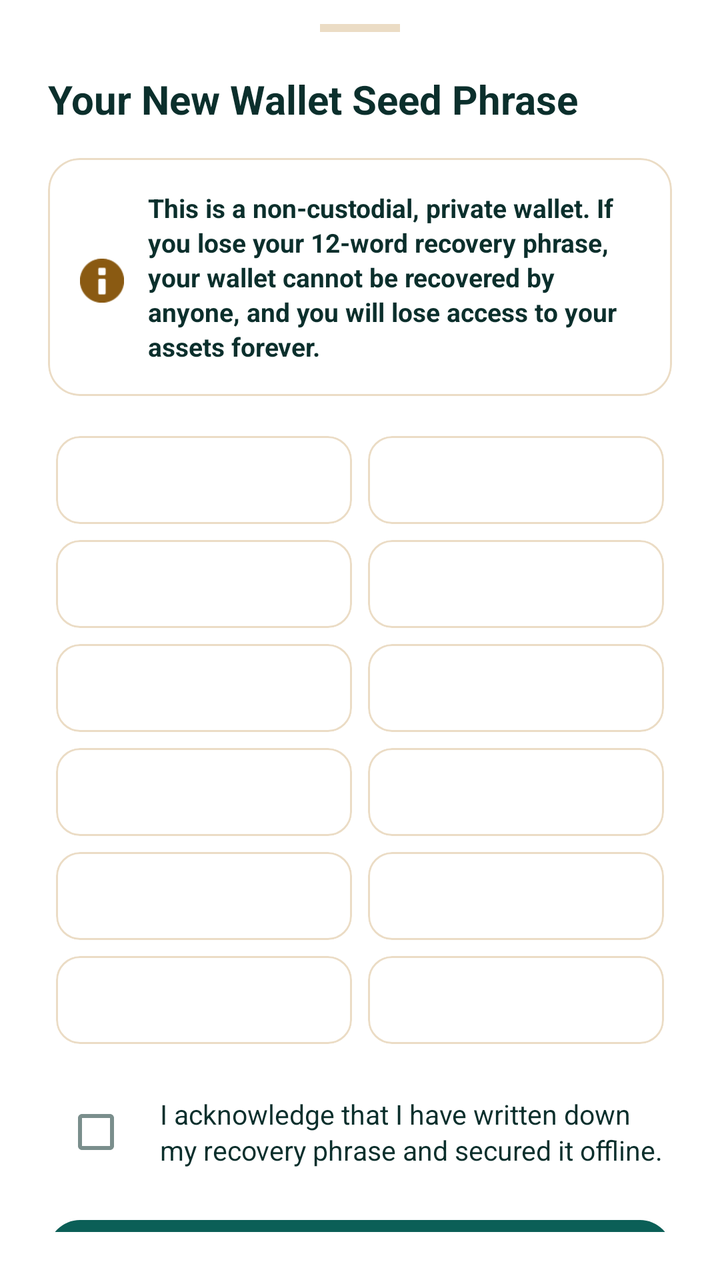
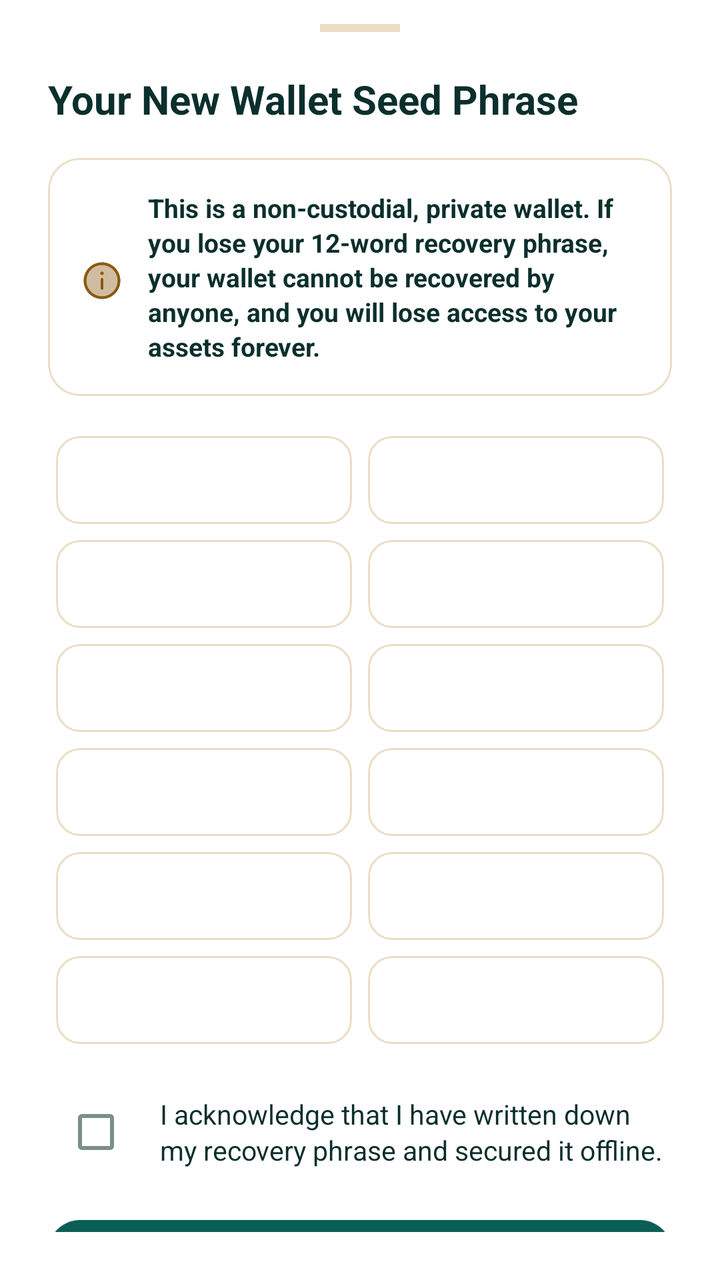

Before-and-after screenshots of an Android layout around one commit, followed by the original layout XML and the change that was made.
<!-- AndroidManifest.xml: application theme AppTheme -->
<!-- res/layout/bottom_sheet_recovery_phrase.xml -->
<LinearLayout
	xmlns:android="http://schemas.android.com/apk/res/android"
	xmlns:app="http://schemas.android.com/apk/res-auto"
	xmlns:tools="http://schemas.android.com/tools"
	android:id="@+id/sheet_root"
	android:layout_width="match_parent"
	android:layout_height="wrap_content"
	android:background="?attr/colorSurface"
	android:orientation="vertical">
	<LinearLayout
		android:id="@+id/linear93"
		android:layout_width="match_parent"
		android:layout_height="match_parent"
		android:paddingLeft="24dp"
		android:paddingTop="12dp"
		android:paddingRight="24dp"
		android:paddingBottom="24dp"
		android:background="@android:color/transparent"
		android:orientation="vertical">
		<View
			android:id="@+id/view71"
			android:layout_width="40dp"
			android:layout_height="4dp"
			android:layout_marginBottom="20dp"
			android:background="@color/colorCardStroke"
			android:layout_gravity="center_horizontal" />
		<TextView
			android:id="@+id/tv_title"
			android:layout_width="match_parent"
			android:layout_height="wrap_content"
			android:layout_marginBottom="16dp"
			android:text="Your New Wallet Seed Phrase"
			android:textSize="20sp"
			android:textStyle="bold"
			android:focusable="false" />
		<com.google.android.material.card.MaterialCardView
			android:id="@+id/cardview20"
			android:layout_width="match_parent"
			android:layout_height="wrap_content"
			android:layout_marginBottom="16dp"
			app:cardBackgroundColor="@color/colorSurface"
			app:cardCornerRadius="16dp"
			app:cardElevation="0dp"
			app:strokeWidth="1dp"
			app:strokeColor="@color/colorCardStroke">
			<LinearLayout
				android:id="@+id/linear72"
				android:layout_width="match_parent"
				android:layout_height="wrap_content"
				android:padding="16dp"
				android:gravity="center_vertical"
				android:orientation="horizontal">
				<com.google.android.material.imageview.ShapeableImageView
					android:id="@+id/imageview8"
					android:layout_width="22dp"
					android:layout_height="22dp"
					android:layout_marginTop="2dp"
					android:scaleType="centerInside"
					android:src="@android:drawable/ic_dialog_info"
					android:focusable="false"
					android:layout_marginEnd="12dp"
					app:tint="@color/colorWarningDark" />
				<TextView
					android:id="@+id/textview10"
					android:layout_width="0dp"
					android:layout_height="wrap_content"
					android:text="This is a non-custodial, private wallet. If you lose your 12-word recovery phrase, your wallet cannot be recovered by anyone, and you will lose access to your assets forever."
					android:textSize="13sp"
					android:textStyle="bold"
					android:layout_weight="1"
					android:focusable="false"
					android:lineSpacingExtra="2dp" />
			</LinearLayout>
		</com.google.android.material.card.MaterialCardView>
		<LinearLayout
			android:id="@+id/linear73"
			android:layout_width="match_parent"
			android:layout_height="wrap_content"
			android:layout_marginBottom="16dp"
			android:orientation="vertical">
			<LinearLayout
				android:id="@+id/linear74"
				android:layout_width="match_parent"
				android:layout_height="wrap_content"
				android:orientation="horizontal">
				<com.google.android.material.card.MaterialCardView
					android:id="@+id/cardview21"
					android:layout_width="0dp"
					android:layout_height="44dp"
					android:layout_margin="4dp"
					app:cardBackgroundColor="@color/colorSurface"
					android:layout_weight="1"
					app:cardCornerRadius="12dp"
					app:cardElevation="0dp"
					app:strokeColor="@color/colorCardStroke"
					app:strokeWidth="1dp">
					<LinearLayout
						android:id="@+id/linear75"
						android:layout_width="match_parent"
						android:layout_height="match_parent"
						android:gravity="center_vertical"
						android:orientation="horizontal"
						android:paddingStart="12dp"
						android:paddingEnd="12dp">
						<TextView
							android:id="@+id/tv_num_1"
							android:layout_width="wrap_content"
							android:layout_height="wrap_content"
							android:textSize="13sp"
							android:textStyle="bold"
							android:focusable="false" />
						<TextView
							android:id="@+id/tv_word_1"
							android:layout_width="wrap_content"
							android:layout_height="wrap_content"
							android:gravity="center_vertical"
							android:textSize="15sp"
							android:textStyle="bold"
							android:focusable="false"
							android:layout_marginStart="8dp" />
					</LinearLayout>
				</com.google.android.material.card.MaterialCardView>
				<com.google.android.material.card.MaterialCardView
					android:id="@+id/cardview22"
					android:layout_width="0dp"
					android:layout_height="44dp"
					android:layout_margin="4dp"
					app:cardBackgroundColor="@color/colorSurface"
					android:layout_weight="1"
					app:cardCornerRadius="12dp"
					app:cardElevation="0dp"
					app:strokeColor="@color/colorCardStroke"
					app:strokeWidth="1dp">
					<LinearLayout
						android:id="@+id/linear76"
						android:layout_width="match_parent"
						android:layout_height="match_parent"
						android:gravity="center_vertical"
						android:orientation="horizontal"
						android:paddingStart="12dp"
						android:paddingEnd="12dp">
						<TextView
							android:id="@+id/tv_num_2"
							android:layout_width="wrap_content"
							android:layout_height="wrap_content"
							android:textSize="13sp"
							android:textStyle="bold"
							android:focusable="false" />
						<TextView
							android:id="@+id/tv_word_2"
							android:layout_width="wrap_content"
							android:layout_height="wrap_content"
							android:textSize="15sp"
							android:textStyle="bold"
							android:focusable="false"
							android:layout_marginStart="8dp" />
					</LinearLayout>
				</com.google.android.material.card.MaterialCardView>
			</LinearLayout>
			<LinearLayout
				android:id="@+id/linear77"
				android:layout_width="match_parent"
				android:layout_height="wrap_content"
				android:orientation="horizontal">
				<com.google.android.material.card.MaterialCardView
					android:id="@+id/cardview23"
					android:layout_width="0dp"
					android:layout_height="44dp"
					android:layout_margin="4dp"
					app:cardBackgroundColor="@color/colorSurface"
					android:layout_weight="1"
					app:cardCornerRadius="12dp"
					app:cardElevation="0dp"
					app:strokeColor="@color/colorCardStroke"
					app:strokeWidth="1dp">
					<LinearLayout
						android:id="@+id/linear78"
						android:layout_width="match_parent"
						android:layout_height="match_parent"
						android:gravity="center_vertical"
						android:orientation="horizontal"
						android:paddingStart="12dp"
						android:paddingEnd="12dp">
						<TextView
							android:id="@+id/tv_num_3"
							android:layout_width="wrap_content"
							android:layout_height="wrap_content"
							android:textSize="13sp"
							android:textStyle="bold"
							android:focusable="false" />
						<TextView
							android:id="@+id/tv_word_3"
							android:layout_width="wrap_content"
							android:layout_height="wrap_content"
							android:textSize="15sp"
							android:textStyle="bold"
							android:focusable="false"
							android:layout_marginStart="8dp" />
					</LinearLayout>
				</com.google.android.material.card.MaterialCardView>
				<com.google.android.material.card.MaterialCardView
					android:id="@+id/cardview24"
					android:layout_width="0dp"
					android:layout_height="44dp"
					android:layout_margin="4dp"
					app:cardBackgroundColor="@color/colorSurface"
					android:layout_weight="1"
					app:cardCornerRadius="12dp"
					app:cardElevation="0dp"
					app:strokeColor="@color/colorCardStroke"
					app:strokeWidth="1dp">
					<LinearLayout
						android:id="@+id/linear79"
						android:layout_width="match_parent"
						android:layout_height="match_parent"
						android:gravity="center_vertical"
						android:orientation="horizontal"
						android:paddingStart="12dp"
						android:paddingEnd="12dp">
						<TextView
							android:id="@+id/tv_num_4"
							android:layout_width="wrap_content"
							android:layout_height="wrap_content"
							android:textSize="13sp"
							android:textStyle="bold"
							android:focusable="false" />
						<TextView
							android:id="@+id/tv_word_4"
							android:layout_width="wrap_content"
							android:layout_height="wrap_content"
							android:textSize="15sp"
							android:textStyle="bold"
							android:focusable="false"
							android:layout_marginStart="8dp" />
					</LinearLayout>
				</com.google.android.material.card.MaterialCardView>
			</LinearLayout>
			<LinearLayout
				android:id="@+id/linear80"
				android:layout_width="match_parent"
				android:layout_height="wrap_content"
				android:orientation="horizontal">
				<com.google.android.material.card.MaterialCardView
					android:id="@+id/cardview25"
					android:layout_width="0dp"
					android:layout_height="44dp"
					android:layout_margin="4dp"
					app:cardBackgroundColor="@color/colorSurface"
					android:layout_weight="1"
					app:cardCornerRadius="12dp"
					app:cardElevation="0dp"
					app:strokeColor="@color/colorCardStroke"
					app:strokeWidth="1dp">
					<LinearLayout
						android:id="@+id/linear81"
						android:layout_width="match_parent"
						android:layout_height="match_parent"
						android:gravity="center_vertical"
						android:orientation="horizontal"
						android:paddingStart="12dp"
						android:paddingEnd="12dp">
						<TextView
							android:id="@+id/tv_num_5"
							android:layout_width="wrap_content"
							android:layout_height="wrap_content"
							android:textSize="13sp"
							android:textStyle="bold"
							android:focusable="false" />
						<TextView
							android:id="@+id/tv_word_5"
							android:layout_width="wrap_content"
							android:layout_height="wrap_content"
							android:textSize="15sp"
							android:textStyle="bold"
							android:focusable="false"
							android:layout_marginStart="8dp" />
					</LinearLayout>
				</com.google.android.material.card.MaterialCardView>
				<com.google.android.material.card.MaterialCardView
					android:id="@+id/cardview26"
					android:layout_width="0dp"
					android:layout_height="44dp"
					android:layout_margin="4dp"
					app:cardBackgroundColor="@color/colorSurface"
					android:layout_weight="1"
					app:cardCornerRadius="12dp"
					app:cardElevation="0dp"
					app:strokeColor="@color/colorCardStroke"
					app:strokeWidth="1dp">
					<LinearLayout
						android:id="@+id/linear82"
						android:layout_width="match_parent"
						android:layout_height="match_parent"
						android:gravity="center_vertical"
						android:orientation="horizontal"
						android:paddingStart="12dp"
						android:paddingEnd="12dp">
						<TextView
							android:id="@+id/tv_num_6"
							android:layout_width="wrap_content"
							android:layout_height="wrap_content"
							android:textSize="13sp"
							android:textStyle="bold"
							android:focusable="false" />
						<TextView
							android:id="@+id/tv_word_6"
							android:layout_width="wrap_content"
							android:layout_height="wrap_content"
							android:textSize="15sp"
							android:textStyle="bold"
							android:focusable="false"
							android:layout_marginStart="8dp" />
					</LinearLayout>
				</com.google.android.material.card.MaterialCardView>
			</LinearLayout>
			<LinearLayout
				android:id="@+id/linear83"
				android:layout_width="match_parent"
				android:layout_height="wrap_content"
				android:orientation="horizontal">
				<com.google.android.material.card.MaterialCardView
					android:id="@+id/cardview27"
					android:layout_width="0dp"
					android:layout_height="44dp"
					android:layout_margin="4dp"
					app:cardBackgroundColor="@color/colorSurface"
					android:layout_weight="1"
					app:cardCornerRadius="12dp"
					app:cardElevation="0dp"
					app:strokeColor="@color/colorCardStroke"
					app:strokeWidth="1dp">
					<LinearLayout
						android:id="@+id/linear84"
						android:layout_width="match_parent"
						android:layout_height="match_parent"
						android:gravity="center_vertical"
						android:orientation="horizontal"
						android:paddingStart="12dp"
						android:paddingEnd="12dp">
						<TextView
							android:id="@+id/tv_num_7"
							android:layout_width="wrap_content"
							android:layout_height="wrap_content"
							android:textSize="13sp"
							android:textStyle="bold"
							android:focusable="false" />
						<TextView
							android:id="@+id/tv_word_7"
							android:layout_width="wrap_content"
							android:layout_height="wrap_content"
							android:textSize="15sp"
							android:textStyle="bold"
							android:focusable="false"
							android:layout_marginStart="8dp" />
					</LinearLayout>
				</com.google.android.material.card.MaterialCardView>
				<com.google.android.material.card.MaterialCardView
					android:id="@+id/cardview28"
					android:layout_width="0dp"
					android:layout_height="44dp"
					android:layout_margin="4dp"
					app:cardBackgroundColor="@color/colorSurface"
					android:layout_weight="1"
					app:cardCornerRadius="12dp"
					app:cardElevation="0dp"
					app:strokeColor="@color/colorCardStroke"
					app:strokeWidth="1dp">
					<LinearLayout
						android:id="@+id/linear85"
						android:layout_width="match_parent"
						android:layout_height="match_parent"
						android:gravity="center_vertical"
						android:orientation="horizontal"
						android:paddingStart="12dp"
						android:paddingEnd="12dp">
						<TextView
							android:id="@+id/tv_num_8"
							android:layout_width="wrap_content"
							android:layout_height="wrap_content"
							android:textSize="13sp"
							android:textStyle="bold"
							android:focusable="false" />
						<TextView
							android:id="@+id/tv_word_8"
							android:layout_width="wrap_content"
							android:layout_height="wrap_content"
							android:textSize="15sp"
							android:textStyle="bold"
							android:focusable="false"
							android:layout_marginStart="8dp" />
					</LinearLayout>
				</com.google.android.material.card.MaterialCardView>
			</LinearLayout>
			<LinearLayout
				android:id="@+id/linear86"
				android:layout_width="match_parent"
				android:layout_height="wrap_content"
				android:orientation="horizontal">
				<com.google.android.material.card.MaterialCardView
					android:id="@+id/cardview29"
					android:layout_width="0dp"
					android:layout_height="44dp"
					android:layout_margin="4dp"
					app:cardBackgroundColor="@color/colorSurface"
					android:layout_weight="1"
					app:cardCornerRadius="12dp"
					app:cardElevation="0dp"
					app:strokeColor="@color/colorCardStroke"
					app:strokeWidth="1dp">
					<LinearLayout
						android:id="@+id/linear87"
						android:layout_width="match_parent"
						android:layout_height="match_parent"
						android:gravity="center_vertical"
						android:orientation="horizontal"
						android:paddingStart="12dp"
						android:paddingEnd="12dp">
						<TextView
							android:id="@+id/tv_num_9"
							android:layout_width="wrap_content"
							android:layout_height="wrap_content"
							android:textSize="13sp"
							android:textStyle="bold"
							android:focusable="false" />
						<TextView
							android:id="@+id/tv_word_9"
							android:layout_width="wrap_content"
							android:layout_height="wrap_content"
							android:textSize="15sp"
							android:textStyle="bold"
							android:focusable="false"
							android:layout_marginStart="8dp" />
					</LinearLayout>
				</com.google.android.material.card.MaterialCardView>
				<com.google.android.material.card.MaterialCardView
					android:id="@+id/cardview30"
					android:layout_width="0dp"
					android:layout_height="44dp"
					android:layout_margin="4dp"
					app:cardBackgroundColor="@color/colorSurface"
					android:layout_weight="1"
					app:cardCornerRadius="12dp"
					app:cardElevation="0dp"
					app:strokeColor="@color/colorCardStroke"
					app:strokeWidth="1dp">
					<LinearLayout
						android:id="@+id/linear88"
						android:layout_width="match_parent"
						android:layout_height="match_parent"
						android:gravity="center_vertical"
						android:orientation="horizontal"
						android:paddingStart="12dp"
						android:paddingEnd="12dp">
						<TextView
							android:id="@+id/tv_num_10"
							android:layout_width="wrap_content"
							android:layout_height="wrap_content"
							android:textSize="13sp"
							android:textStyle="bold"
							android:focusable="false" />
						<TextView
							android:id="@+id/tv_word_10"
							android:layout_width="wrap_content"
							android:layout_height="wrap_content"
							android:textSize="15sp"
							android:textStyle="bold"
							android:focusable="false"
							android:layout_marginStart="8dp" />
					</LinearLayout>
				</com.google.android.material.card.MaterialCardView>
			</LinearLayout>
			<LinearLayout
				android:id="@+id/linear89"
				android:layout_width="match_parent"
				android:layout_height="wrap_content"
				android:orientation="horizontal">
				<com.google.android.material.card.MaterialCardView
					android:id="@+id/cardview31"
					android:layout_width="0dp"
					android:layout_height="44dp"
					android:layout_margin="4dp"
					app:cardBackgroundColor="@color/colorSurface"
					android:layout_weight="1"
					app:cardCornerRadius="12dp"
					app:cardElevation="0dp"
					app:strokeColor="@color/colorCardStroke"
					app:strokeWidth="1dp">
					<LinearLayout
						android:id="@+id/linear90"
						android:layout_width="match_parent"
						android:layout_height="match_parent"
						android:gravity="center_vertical"
						android:orientation="horizontal"
						android:paddingStart="12dp"
						android:paddingEnd="12dp">
						<TextView
							android:id="@+id/tv_num_11"
							android:layout_width="wrap_content"
							android:layout_height="wrap_content"
							android:textSize="13sp"
							android:textStyle="bold"
							android:focusable="false" />
						<TextView
							android:id="@+id/tv_word_11"
							android:layout_width="wrap_content"
							android:layout_height="wrap_content"
							android:textSize="15sp"
							android:textStyle="bold"
							android:focusable="false"
							android:layout_marginStart="8dp" />
					</LinearLayout>
				</com.google.android.material.card.MaterialCardView>
				<com.google.android.material.card.MaterialCardView
					android:id="@+id/cardview32"
					android:layout_width="0dp"
					android:layout_height="44dp"
					android:layout_margin="4dp"
					app:cardBackgroundColor="@color/colorSurface"
					android:layout_weight="1"
					app:cardCornerRadius="12dp"
					app:cardElevation="0dp"
					app:strokeColor="@color/colorCardStroke"
					app:strokeWidth="1dp">
					<LinearLayout
						android:id="@+id/linear91"
						android:layout_width="match_parent"
						android:layout_height="match_parent"
						android:gravity="center_vertical"
						android:orientation="horizontal"
						android:paddingStart="12dp"
						android:paddingEnd="12dp">
						<TextView
							android:id="@+id/tv_num_12"
							android:layout_width="wrap_content"
							android:layout_height="wrap_content"
							android:textSize="13sp"
							android:textStyle="bold"
							android:focusable="false" />
						<TextView
							android:id="@+id/tv_word_12"
							android:layout_width="wrap_content"
							android:layout_height="wrap_content"
							android:textSize="15sp"
							android:textStyle="bold"
							android:focusable="false"
							android:layout_marginStart="8dp" />
					</LinearLayout>
				</com.google.android.material.card.MaterialCardView>
			</LinearLayout>
		</LinearLayout>
		<LinearLayout
			android:id="@+id/linear92"
			android:layout_width="match_parent"
			android:layout_height="wrap_content"
			android:layout_marginBottom="20dp"
			android:gravity="center_vertical"
			android:orientation="horizontal">
			<com.google.android.material.checkbox.MaterialCheckBox
				android:id="@+id/cb_agree"
				android:layout_width="wrap_content"
				android:layout_height="wrap_content"
				android:gravity="center_horizontal|center_vertical"
				android:textSize="12sp"
				android:focusable="false" />
			<TextView
				android:id="@+id/tv_disclaimer"
				android:layout_width="0dp"
				android:layout_height="wrap_content"
				android:text="I acknowledge that I have written down my recovery phrase and secured it offline."
				android:layout_weight="1"
				android:textSize="13.5sp"
				android:focusable="false"
				android:layout_marginStart="8dp"
				android:lineSpacingExtra="2dp" />
		</LinearLayout>
		<com.google.android.material.button.MaterialButton
			android:id="@+id/btn_finish_setup"
			android:layout_width="match_parent"
			android:layout_height="52dp"
			android:gravity="center_horizontal|center_vertical"
			android:text="Finish Setup"
			android:textSize="15sp"
			android:textStyle="bold"
			android:textColor="@color/colorTextOnAccent"
			android:textAllCaps="false"
			app:backgroundTint="@color/colorAccent"
			app:cornerRadius="16dp"
			app:elevation="0dp" />
	</LinearLayout>
</LinearLayout>
<!-- resources referenced by this layout -->
<resources>
  <color name="colorAccent">#0B5F57</color>
  <color name="colorCardStroke">#EBDCC5</color>
  <color name="colorSurface">#FFFFFF</color>
  <color name="colorTextOnAccent">#FFFFFF</color>
  <color name="colorWarningDark">#8A5A12</color>
  <!-- drawable ic_nav_back (drawable) -->
  <?xml version="1.0" encoding="utf-8"?>
  <vector xmlns:android="http://schemas.android.com/apk/res/android"
      android:width="24dp" android:height="24dp" android:viewportWidth="24" android:viewportHeight="24"
      android:autoMirrored="true"
      android:tint="?attr/colorControlNormal">
      <path android:fillColor="#FFFFFFFF" android:pathData="M20,11H7.83l5.59,-5.59L12,4l-8,8 8,8 1.41,-1.41L7.83,13H20v-2z" />
  </vector>
  <color name="colorBackground">#FFF8EE</color>
  <color name="colorTextPrimary">#0B2F2C</color>
  <color name="colorAccentDark">#084A44</color>
  <color name="colorError">#C8443F</color>
  <color name="colorTextPrimaryWhite">#FFFFFF</color>
  <color name="colorControlNormal">#587570</color>
  <color name="colorAccentRipple">#1A0B5F57</color>
  <color name="colorAccentStroke">#330B5F57</color>
  <color name="colorAccentStrong">#053D3A</color>
  <color name="colorTextSecondary">#3F5F5A</color>
  <color name="colorTextTertiary">#587570</color>
  <color name="colorPopupSurface">@color/colorSurface</color>
  <!-- unchanged entries left out for length: 15 -->
</resources>

<!-- the commit's change to res/layout/bottom_sheet_recovery_phrase.xml (unified diff, before → after) -->
@@ -56,7 +56,7 @@
 					android:layout_height="22dp"
 					android:layout_marginTop="2dp"
 					android:scaleType="centerInside"
-					android:src="@android:drawable/ic_dialog_info"
+					android:src="@drawable/ic_info"
 					android:focusable="false"
 					android:layout_marginEnd="12dp"
 					app:tint="@color/colorWarningDark" />
<!-- resource entries referenced after the edit -->
@@ -5,13 +5,23 @@
   <color name="colorSurface">#FFFFFF</color>
   <color name="colorTextOnAccent">#FFFFFF</color>
   <color name="colorWarningDark">#8A5A12</color>
+  <!-- drawable ic_info (drawable) -->
+  <?xml version="1.0" encoding="utf-8"?>
+  <vector xmlns:android="http://schemas.android.com/apk/res/android"
+      android:width="24dp" android:height="24dp" android:viewportWidth="24" android:viewportHeight="24">
+      <path android:fillColor="@color/colorAccent" android:fillAlpha="0.4"
+          android:pathData="M12.0016 1.99902C17.5253 1.99902 22.0031 6.47687 22.0031 12.0006C22.0031 17.5243 17.5253 22.0021 12.0016 22.0021C6.47785 22.0021 2 17.5243 2 12.0006C2 6.47687 6.47785 1.99902 12.0016 1.99902ZM12 10.5C11.5858 10.5 11.25 10.8358 11.25 11.25V16.25C11.25 16.6642 11.5858 17 12 17C12.4142 17 12.75 16.6642 12.75 16.25V11.25C12.75 10.8358 12.4142 10.5 12 10.5ZM12 9C12.5523 9 13 8.55228 13 8C13 7.44772 12.5523 7 12 7C11.4477 7 11 7.44772 11 8C11 8.55228 11.4477 9 12 9Z"/>
+      <path android:fillColor="#FFFFFFFF"
+          android:pathData="M12.0016 1.99902C17.5253 1.99902 22.0031 6.47687 22.0031 12.0006C22.0031 17.5243 17.5253 22.0021 12.0016 22.0021C6.47785 22.0021 2 17.5243 2 12.0006C2 6.47687 6.47785 1.99902 12.0016 1.99902ZM12.0016 3.49902C7.30627 3.49902 3.5 7.3053 3.5 12.0006C3.5 16.6959 7.30627 20.5021 12.0016 20.5021C16.6968 20.5021 20.5031 16.6959 20.5031 12.0006C20.5031 7.3053 16.6968 3.49902 12.0016 3.49902ZM12 10.5C12.4142 10.5 12.75 10.8358 12.75 11.25V16.25C12.75 16.6642 12.4142 17 12 17C11.5858 17 11.25 16.6642 11.25 16.25V11.25C11.25 10.8358 11.5858 10.5 12 10.5ZM12 9C12.5523 9 13 8.55229 13 8C13 7.44772 12.5523 7 12 7C11.4477 7 11 7.44772 11 8C11 8.55229 11.4477 9 12 9Z"/>
+  </vector>
   <!-- drawable ic_nav_back (drawable) -->
   <?xml version="1.0" encoding="utf-8"?>
   <vector xmlns:android="http://schemas.android.com/apk/res/android"
-      android:width="24dp" android:height="24dp" android:viewportWidth="24" android:viewportHeight="24"
-      android:autoMirrored="true"
-      android:tint="?attr/colorControlNormal">
-      <path android:fillColor="#FFFFFFFF" android:pathData="M20,11H7.83l5.59,-5.59L12,4l-8,8 8,8 1.41,-1.41L7.83,13H20v-2z" />
+      android:width="24dp" android:height="24dp" android:viewportWidth="24" android:viewportHeight="24" android:tint="?attr/colorControlNormal" android:autoMirrored="true">
+      <path android:fillColor="@color/colorAccent" android:fillAlpha="0.4"
+          android:pathData="M10.2949 19.7152C10.6883 20.1028 11.3215 20.0981 11.7091 19.7047C12.0967 19.3113 12.092 18.6782 11.6986 18.2906L6.32827 12.9992H19.9995C20.5517 12.9992 20.9995 12.5514 20.9995 11.9992C20.9995 11.4469 20.5517 10.9992 19.9995 10.9992H6.33488L11.6986 5.71428C12.092 5.32666 12.0967 4.69351 11.7091 4.3001C11.3215 3.9067 10.6883 3.90201 10.2949 4.28963L3.37073 11.112C2.87382 11.6016 2.87382 12.4032 3.37073 12.8928L10.2949 19.7152Z"/>
+      <path android:fillColor="#FFFFFFFF"
+          android:pathData="M10.7327 19.7905C11.0326 20.0762 11.5074 20.0646 11.7931 19.7647C12.0788 19.4648 12.0672 18.99 11.7673 18.7043L5.51587 12.7497L20.25 12.7497C20.6642 12.7497 21 12.4139 21 11.9997C21 11.5855 20.6642 11.2497 20.25 11.2497L5.51577 11.2497L11.7673 5.29502C12.0672 5.00933 12.0787 4.5346 11.7931 4.23467C11.5074 3.93475 11.0326 3.9232 10.7327 4.20889L3.31379 11.2756C3.14486 11.4365 3.04491 11.6417 3.01393 11.8551C3.00479 11.9019 3 11.9503 3 11.9997C3 12.0493 3.00481 12.0977 3.01398 12.1446C3.04502 12.3579 3.14496 12.563 3.31379 12.7238L10.7327 19.7905Z"/>
   </vector>
   <color name="colorBackground">#FFF8EE</color>
   <color name="colorTextPrimary">#0B2F2C</color>
